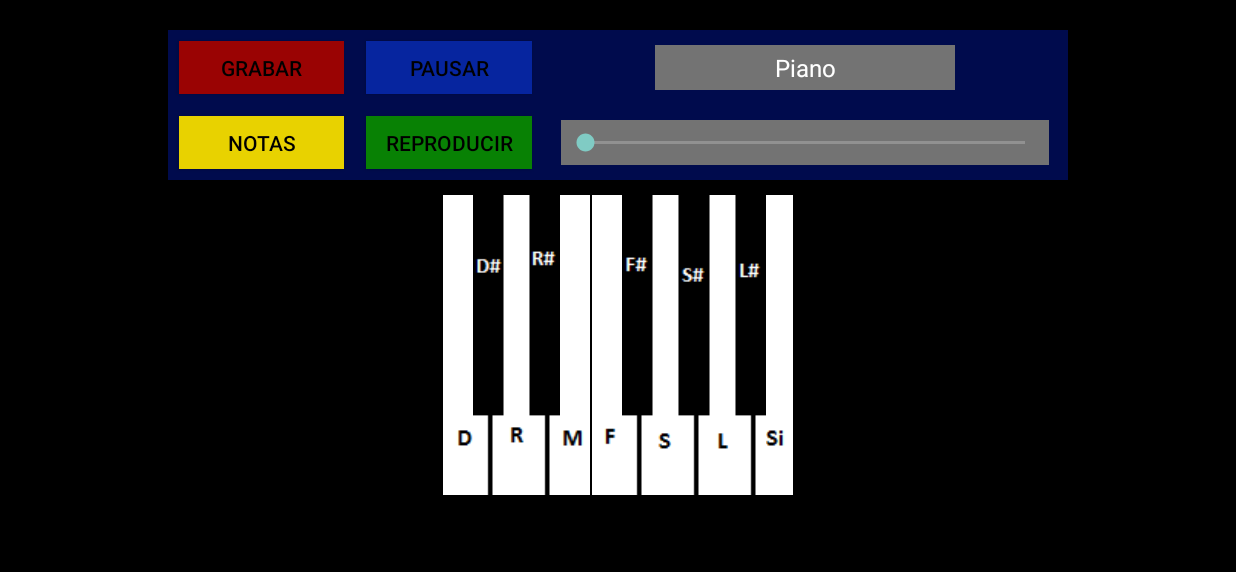
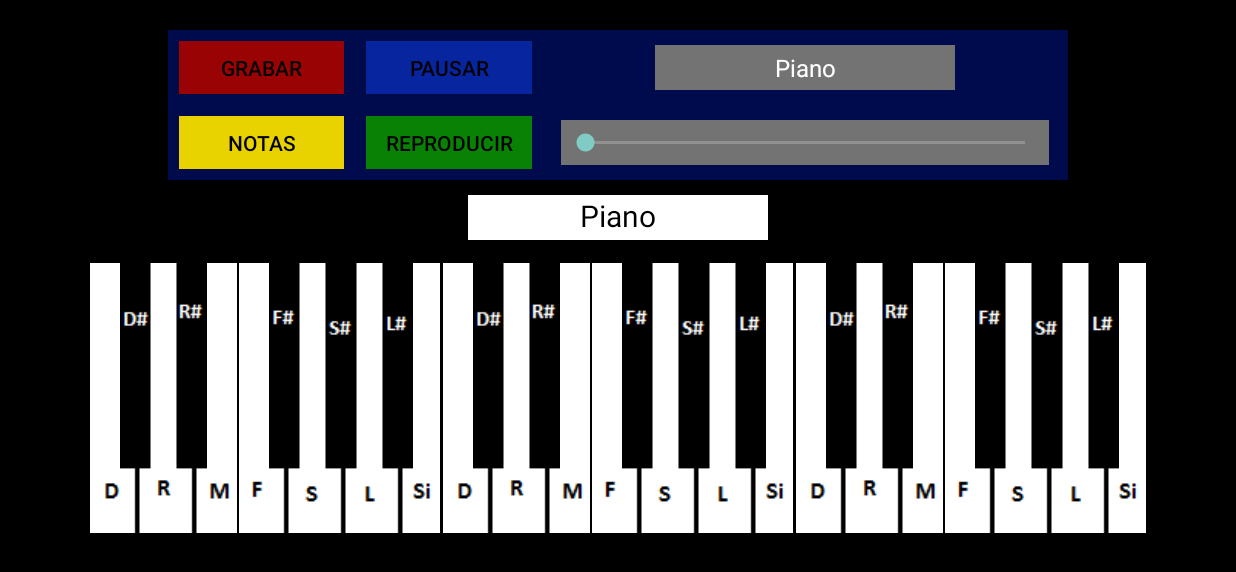
Before and after one commit to PabloZerpa/Orchestra, an Android app: the Piano screen opened directly, with no data from a screen before it, after a tap on "NOTAS", on a phone screen of 824 x 412 dp (held sideways). Shown: the top 572 px of the screen. Run offline under Robolectric (Android 15) with nearby library versions, the phone set to English and light mode, and no system bars.

Commit message:
Add animation for the intro, add screen and more key for the piano

```diff
--- a/app/build.gradle
+++ b/app/build.gradle
@@ -20,10 +20,10 @@ android {
             proguardFiles getDefaultProguardFile('proguard-android-optimize.txt'), 'proguard-rules.pro'
         }
     }
-
+    /*
     repositories {
         maven { url "https://jitpack.io" }
-    }
+    }*/
 
 }
 
@@ -36,5 +36,5 @@ dependencies {
     androidTestImplementation 'androidx.test.ext:junit:1.1.1'
     androidTestImplementation 'androidx.test.espresso:espresso-core:3.2.0'
 
-    implementation 'com.github.AppIntro:AppIntro:4.2.3'
+    //implementation 'com.github.AppIntro:AppIntro:4.2.3'
 }
--- a/app/src/main/java/com/example/piano/MainActivity.java
+++ b/app/src/main/java/com/example/piano/MainActivity.java
@@ -8,11 +8,11 @@ import android.view.View;
 import android.widget.ImageButton;
 import androidx.appcompat.app.AppCompatActivity;
 
-//Añadir pantalla con nivel de volumen y nota
+//Mejorar posicion de los nombres de las notas
+//Agregar notas mas agudas / graves a las octavas
+
 //Mejorar la reproduccion de las notas grabadas
-
 //Mejorar la UI (agregar botones personalizados)
-//Mejorar presentacion (ejecutar finish despues de unos segundos)
 
 public class MainActivity extends AppCompatActivity
 {
--- a/app/src/main/java/com/example/piano/Piano.java
+++ b/app/src/main/java/com/example/piano/Piano.java
@@ -1,6 +1,7 @@
 package com.example.piano;
 
 import android.Manifest;
+import android.annotation.SuppressLint;
 import android.app.Activity;
 import android.content.Context;
 import android.content.pm.PackageManager;
@@ -8,6 +9,7 @@ import android.media.AudioManager;
 import android.media.MediaPlayer;
 import android.media.MediaRecorder;
 import android.os.Bundle;
+import android.view.KeyEvent;
 import android.view.MotionEvent;
 import android.view.View;
 import android.widget.AdapterView;
@@ -16,20 +18,22 @@ import android.widget.Button;
 import android.widget.ImageButton;
 import android.widget.SeekBar;
 import android.widget.Spinner;
+import android.widget.TextView;
 import android.widget.Toast;
 import androidx.core.app.ActivityCompat;
 import androidx.core.content.ContextCompat;
 import java.util.LinkedList;
 
-// Si no, crear un archivo .wav
-// Escribir con flujos de datos las notas pulsadas mientras grabacion = true
-// Cerra el archivo y guardarlo al ejecutar el boton pausa
-// Reproducirlo en bucle
-
 public class Piano extends Activity
 {
     private ImageButton[] botonNota = new ImageButton[12];
+    private ImageButton[] botonNota2 = new ImageButton[12];
+    private ImageButton[] botonNota3 = new ImageButton[12];
+
     private int[] botonesId = {R.id.D,R.id.Ds,R.id.R,R.id.Rs,R.id.M,R.id.F,R.id.Fs,R.id.S,R.id.Ss,R.id.L,R.id.Ls,R.id.Si};
+    private int[] botonesId2 = {R.id.D2,R.id.Ds2,R.id.R2,R.id.Rs2,R.id.M2,R.id.F2,R.id.Fs2,R.id.S2,R.id.Ss2,R.id.L2,R.id.Ls2,R.id.Si2};
+    private int[] botonesId3 = {R.id.D3,R.id.Ds3,R.id.R3,R.id.Rs3,R.id.M3,R.id.F3,R.id.Fs3,R.id.S3,R.id.Ss3,R.id.L3,R.id.Ls3,R.id.Si3};
+
     private int[] piano = {R.raw.pianodo, R.raw.pianodos, R.raw.pianore, R.raw.pianores,R.raw.pianomi, R.raw.pianofa,
             R.raw.pianofas, R.raw.pianoso,R.raw.pianosos, R.raw.pianola, R.raw.pianolas, R.raw.pianossi};
     private int[] guitarra = {R.raw.guitarrad, R.raw.guitarrads, R.raw.guitarrar, R.raw.guitarrars,R.raw.guitarram, R.raw.guitarraf,
@@ -44,8 +48,8 @@ public class Piano extends Activity
     private AudioManager audio;
     private String instrumentoElegido = "Piano";
     private String[] valores = {"Piano","Guitarra","Bateria","Flauta","Trompeta"};
-    private boolean estadoGrabacion = false, estadoReproduccion = false;
-    private int  posicion = 0;
+    private boolean estadoGrabacion = false, estadoReproduccion = false, mostrar = false;
+    private TextView pantalla;
 
     LinkedList z = new LinkedList();
 
@@ -61,7 +65,6 @@ public class Piano extends Activity
     //--------------------Imagenes presionadas sin las notas------------------------------------
     private int[] imagenPSinNotas = {R.drawable.nip,R.drawable.na,R.drawable.nmp,R.drawable.na,R.drawable.ndp,R.drawable.nip,R.drawable.na,R.drawable.nmp,R.drawable.na,
                                      R.drawable.nmp,R.drawable.na,R.drawable.ndp};
-    private boolean mostrar = false;
 
     @Override
     protected void onCreate(Bundle savedInstanceState)
@@ -87,18 +90,20 @@ public class Piano extends Activity
     //-----------------------------Funcion para variar el volumen--------------------------------
     public void Volumen()
     {
+        pantalla = findViewById(R.id.pantalla);
         try
         {
-            SeekBar botonVolumen = findViewById(R.id.volumen);
+            final SeekBar botonVolumen = findViewById(R.id.volumen);
             audio = (AudioManager) getSystemService(Context.AUDIO_SERVICE);
             botonVolumen.setMax(audio.getStreamMaxVolume(AudioManager.STREAM_MUSIC));
             botonVolumen.setProgress(audio.getStreamVolume(AudioManager.STREAM_MUSIC));
             botonVolumen.setOnSeekBarChangeListener(new SeekBar.OnSeekBarChangeListener()
             {
                 @Override
-                public void onProgressChanged(SeekBar seekBar, int i, boolean b)
+                public void onProgressChanged(SeekBar seekBar, int progress, boolean fromUser)
                 {
-                    audio.setStreamVolume(AudioManager.STREAM_MUSIC, i, 0);
+                    audio.setStreamVolume(AudioManager.STREAM_MUSIC, progress, 0);
+                    pantalla.setText("" + progress);
                 }
                 @Override
                 public void onStartTrackingTouch(SeekBar seekBar) { }
@@ -111,6 +116,44 @@ public class Piano extends Activity
         {
             e.printStackTrace();
         }
+    }
+
+    public boolean onKeyDown(int keyCode, KeyEvent event) {
+
+        final SeekBar botonVolumen = (SeekBar) findViewById(R.id.volumen);
+        if (keyCode == KeyEvent.KEYCODE_VOLUME_UP)
+        {
+            int index = botonVolumen.getProgress();
+            botonVolumen.setProgress(index + 1);
+            return true;
+        } else if (keyCode == KeyEvent.KEYCODE_VOLUME_DOWN)
+        {
+            int index = botonVolumen.getProgress();
+            botonVolumen.setProgress(index - 1);
+            return true;
+        }
+        return super.onKeyDown(keyCode, event);
+    }
+
+    //-----------------------------Funcion para elegir instrumento------------------------------------
+    public void Instrumento()
+    {
+        pantalla = findViewById(R.id.pantalla);
+        Spinner instrumento = findViewById(R.id.instrumentos);
+        instrumento.setAdapter(new ArrayAdapter<>(this, android.R.layout.simple_spinner_item, valores));
+        instrumento.setOnItemSelectedListener(new AdapterView.OnItemSelectedListener() {
+
+            @Override
+            public void onItemSelected(AdapterView<?> adapterView, View view, int position, long id)
+            {
+                pantalla.setText((String) adapterView.getItemAtPosition(position));
+                instrumentoElegido = (String) adapterView.getItemAtPosition(position);
+                //Toast.makeText(adapterView.getContext(), (String) adapterView.getItemAtPosition(position), Toast.LENGTH_SHORT).show();
+            }
+
+            @Override
+            public void onNothingSelected(AdapterView<?> parent) {}
+        });
     }
 
     //----------------------------------Funcion para cambiar color a la tecla presionada-----------------------------
@@ -222,58 +265,25 @@ public class Piano extends Activity
             {
                 if(!mostrar)
                 {
-                    botonNota[0].setImageResource(imagenConNotas[0]);
-                    botonNota[1].setImageResource(imagenConNotas[1]);
-                    botonNota[2].setImageResource(imagenConNotas[2]);
-                    botonNota[3].setImageResource(imagenConNotas[3]);
-                    botonNota[4].setImageResource(imagenConNotas[4]);
-                    botonNota[5].setImageResource(imagenConNotas[5]);
-                    botonNota[6].setImageResource(imagenConNotas[6]);
-                    botonNota[7].setImageResource(imagenConNotas[7]);
-                    botonNota[8].setImageResource(imagenConNotas[8]);
-                    botonNota[9].setImageResource(imagenConNotas[9]);
-                    botonNota[10].setImageResource(imagenConNotas[10]);
-                    botonNota[11].setImageResource(imagenConNotas[11]);
-                    mostrar=true;
+                    for (int i = 0; i < 12; i++)
+                    {
+                        botonNota[i].setImageResource(imagenConNotas[i]);
+                        botonNota2[i].setImageResource(imagenConNotas[i]);
+                        botonNota3[i].setImageResource(imagenConNotas[i]);
+                    }
+                    mostrar = true;
                 }
                 else
                 {
-                    botonNota[0].setImageResource(imagenSinNotas[0]);
-                    botonNota[1].setImageResource(imagenSinNotas[1]);
-                    botonNota[2].setImageResource(imagenSinNotas[2]);
-                    botonNota[3].setImageResource(imagenSinNotas[3]);
-                    botonNota[4].setImageResource(imagenSinNotas[4]);
-                    botonNota[5].setImageResource(imagenSinNotas[5]);
-                    botonNota[6].setImageResource(imagenSinNotas[6]);
-                    botonNota[7].setImageResource(imagenSinNotas[7]);
-                    botonNota[8].setImageResource(imagenSinNotas[8]);
-                    botonNota[9].setImageResource(imagenSinNotas[9]);
-                    botonNota[10].setImageResource(imagenSinNotas[10]);
-                    botonNota[11].setImageResource(imagenSinNotas[11]);
-                    mostrar=false;
+                    for (int i = 0; i < 12; i++)
+                    {
+                        botonNota[i].setImageResource(imagenSinNotas[i]);
+                        botonNota2[i].setImageResource(imagenSinNotas[i]);
+                        botonNota3[i].setImageResource(imagenSinNotas[i]);
+                    }
+                    mostrar = false;
                 }
             }
-        });
-    }
-
-    //-----------------------------Funcion para elegir instrumento------------------------------------
-    public void Instrumento()
-    {
-        //private TextView pantalla;
-        Spinner instrumento = findViewById(R.id.instrumentos);
-        instrumento.setAdapter(new ArrayAdapter<>(this, android.R.layout.simple_spinner_item, valores));
-        instrumento.setOnItemSelectedListener(new AdapterView.OnItemSelectedListener() {
-
-            @Override
-            public void onItemSelected(AdapterView<?> adapterView, View view, int position, long id)
-            {
-                //pantalla.setText((String) adapterView.getItemAtPosition(position));
-                instrumentoElegido = (String) adapterView.getItemAtPosition(position);
-                //Toast.makeText(adapterView.getContext(), (String) adapterView.getItemAtPosition(position), Toast.LENGTH_SHORT).show();
-            }
-
-            @Override
-            public void onNothingSelected(AdapterView<?> parent) {}
         });
     }
 
@@ -343,8 +353,12 @@ public class Piano extends Activity
                     //Toast.makeText(getApplicationContext(), "El audio fue grabado con éxito", Toast.LENGTH_LONG).show();
                 }
                 else {
-                    //Cambiar la variable de control para parar el bucle
-                    Toast.makeText(getApplicationContext(), "Se detuvo la reproduccion", Toast.LENGTH_LONG).show();
+                    //Cambiar la variable de control para detener el bucle
+                    if(estadoReproduccion)
+                    {
+                        estadoReproduccion = false;
+                        Toast.makeText(getApplicationContext(), "Se detuvo la reproduccion", Toast.LENGTH_LONG).show();
+                    }
                 }
             }
         });
@@ -358,33 +372,37 @@ public class Piano extends Activity
             @Override
             public void onClick(View view)
             {
-                reproduccion();
+                if (!estadoReproduccion)
+                    estadoReproduccion = true;
+                else
+                    estadoReproduccion = false;
+
+                while(!estadoReproduccion)
+                {
+                    for (int i = 0; i < z.size(); i++)
+                    {
+                        final MediaPlayer mediaplayer = (MediaPlayer) z.get(i);
+                        final int x = i;
+
+                        mediaplayer.start();
+
+                        /*
+                        //if (mediaplayer.isPlaying() == false)
+                        mediaplayer.setOnCompletionListener(new MediaPlayer.OnCompletionListener()
+                        {
+                            @Override
+                            public void onCompletion(MediaPlayer mp)
+                            {
+                                //Cuando acabe hara esta accion
+                                mp = (MediaPlayer) z.get(x);
+                                mp.start();
+                            }
+                        });*/
+                    }
+                    Toast.makeText(getApplicationContext(), "Reproducción de audio", Toast.LENGTH_LONG).show();
+                }
             }
         });
-    }
-
-    public void reproduccion()
-    {
-        if(estadoReproduccion == false)
-        {
-            for (int i = 0; i < z.size(); i++) {
-                final MediaPlayer mediaplayer = (MediaPlayer) z.get(i);
-                final int x = i;
-                mediaplayer.start();
-                mediaplayer.setOnCompletionListener(new MediaPlayer.OnCompletionListener() {
-                    @Override
-                    public void onCompletion(MediaPlayer mp) {
-                        //Cuando acabe hara esta accion
-                        mp = (MediaPlayer) z.get(x+1);
-                        mp.start();
-                    }
-                });
-            }
-            Toast.makeText(getApplicationContext(), "Reproducción de audio", Toast.LENGTH_LONG).show();
-            estadoReproduccion = true;
-        }
-        else
-            estadoReproduccion = false;
     }
 
     public void destruir(MediaPlayer mp)
@@ -402,14 +420,14 @@ public class Piano extends Activity
 
     public void pausar(MediaPlayer mp) {
         if(mp != null && mp.isPlaying()) {
-            posicion = mp.getCurrentPosition();
+            //posicion = mp.getCurrentPosition();
             mp.pause();
         }
     }
 
     public void continuar(MediaPlayer mp) {
         if(mp != null && mp.isPlaying()==false) {
-            mp.seekTo(posicion);
+            //mp.seekTo(posicion);
             mp.start();
         }
     }
@@ -417,12 +435,14 @@ public class Piano extends Activity
     public void detener(MediaPlayer mp) {
         if(mp != null) {
             mp.stop();
-            posicion = 0;
+            //posicion = 0;
         }
     }
 
     public void Nota(final int i)
     {
+        pantalla = findViewById(R.id.pantalla);
+
         botonNota[i].setOnTouchListener(new View.OnTouchListener()
         {
             @Override
@@ -431,8 +451,55 @@ public class Piano extends Activity
                 if(event.getAction() == MotionEvent.ACTION_DOWN)
                 {
                     //boton presionado
+                    if(i == 0 || i == 2 || i == 4 || i == 5 || i == 7 || i == 9 || i == 11){
+                        Presion(i);
+                        pantalla.setText(getName(i));
+                    }
+                    inicializarPlayer(i,instrumentoElegido);
+                } else if (event.getAction() == MotionEvent.ACTION_UP)
+                {
+                    //boton liberado
                     if(i == 0 || i == 2 || i == 4 || i == 5 || i == 7 || i == 9 || i == 11)
+                        Soltar(i);
+                }
+                return true;
+            }
+        });
+        botonNota2[i].setOnTouchListener(new View.OnTouchListener()
+        {
+            @Override
+            public boolean onTouch(View v, MotionEvent event)
+            {
+                if(event.getAction() == MotionEvent.ACTION_DOWN) {
+                    //boton presionado
+                    if (i == 0 || i == 2 || i == 4 || i == 5 || i == 7 || i == 9 || i == 11)
+                    {
                         Presion(i);
+                        pantalla.setText(getName(i));
+                    }
+                    inicializarPlayer(i,instrumentoElegido);
+                } else if (event.getAction() == MotionEvent.ACTION_UP)
+                {
+                    //boton liberado
+                    if(i == 0 || i == 2 || i == 4 || i == 5 || i == 7 || i == 9 || i == 11)
+                        Soltar(i);
+                }
+                return true;
+            }
+        });
+        botonNota3[i].setOnTouchListener(new View.OnTouchListener()
+        {
+            @Override
+            public boolean onTouch(View v, MotionEvent event)
+            {
+                if(event.getAction() == MotionEvent.ACTION_DOWN)
+                {
+                    //boton presionado
+                    if(i == 0 || i == 2 || i == 4 || i == 5 || i == 7 || i == 9 || i == 11)
+                    {
+                        Presion(i);
+                        pantalla.setText(getName(i));
+                    }
                     inicializarPlayer(i,instrumentoElegido);
                 } else if (event.getAction() == MotionEvent.ACTION_UP)
                 {
@@ -445,11 +512,41 @@ public class Piano extends Activity
         });
     }
 
+    public String getName(int i)
+    {
+        if (i==0)
+            return "Do";
+        else if (i==1)
+            return "Do#";
+        else if (i==2)
+            return "Re";
+        else if (i==3)
+            return "Re#";
+        else if (i==4)
+            return "Mi";
+        else if (i==5)
+            return "Fa";
+        else if (i==6)
+            return "Fa#";
+        else if (i==7)
+            return "Sol";
+        else if (i==8)
+            return "Sol#";
+        else if (i==9)
+            return "La";
+        else if (i==10)
+            return "La#";
+        else
+            return "Si";
+    }
+
     public void Sonar()
     {
         for(int i=0; i<12; i++)
         {
             botonNota[i] = findViewById(botonesId[i]);
+            botonNota2[i] = findViewById(botonesId2[i]);
+            botonNota3[i] = findViewById(botonesId3[i]);
         }
 
         Nota(0);
--- a/app/src/main/res/layout/piano.xml
+++ b/app/src/main/res/layout/piano.xml
@@ -67,9 +67,16 @@
 
     </LinearLayout>
 
+    <TextView
+        android:id="@+id/pantalla"
+        style="@style/Pantalla" />
+
+
     <TableRow
         android:id="@+id/Notas"
         style="@style/layoutNotas" >
+
+        <!-- **************************PRIMERA OCTAVA******************************** -->
 
         <ImageButton
             android:id="@+id/D"
@@ -119,6 +126,112 @@
             android:id="@+id/Si"
             style="@style/Nota2" />
 
+        <Space
+            android:layout_width="2dp" />
+
+        <!-- **************************SEGUNDA OCTAVA******************************** -->
+
+        <ImageButton
+            android:id="@+id/D2"
+            style="@style/Nota1" />
+
+        <ImageButton
+            android:id="@+id/Ds2"
+            style="@style/NotaAlt" />
+
+        <ImageButton
+            android:id="@+id/R2"
+            style="@style/Nota2" />
+
+        <ImageButton
+            android:id="@+id/Rs2"
+            style="@style/NotaAlt" />
+
+        <ImageButton
+            android:id="@+id/M2"
+            style="@style/Nota3" />
+
+        <ImageButton
+            android:id="@+id/F2"
+            style="@style/Nota1" />
+
+        <ImageButton
+            android:id="@+id/Fs2"
+            style="@style/NotaAlt" />
+
+        <ImageButton
+            android:id="@+id/S2"
+            style="@style/Nota2" />
+
+        <ImageButton
+            android:id="@+id/Ss2"
+            style="@style/NotaAlt" />
+
+        <ImageButton
+            android:id="@+id/L2"
+            style="@style/Nota2" />
+
+        <ImageButton
+            android:id="@+id/Ls2"
+            style="@style/NotaAlt" />
+
+        <ImageButton
+            android:id="@+id/Si2"
+            style="@style/Nota2" />
+
+        <Space
+            android:layout_width="2dp" />
+
+        <!-- **************************TERCERA OCTAVA******************************** -->
+
+        <ImageButton
+            android:id="@+id/D3"
+            style="@style/Nota1" />
+
+        <ImageButton
+            android:id="@+id/Ds3"
+            style="@style/NotaAlt" />
+
+        <ImageButton
+            android:id="@+id/R3"
+            style="@style/Nota2" />
+
+        <ImageButton
+            android:id="@+id/Rs3"
+            style="@style/NotaAlt" />
+
+        <ImageButton
+            android:id="@+id/M3"
+            style="@style/Nota3" />
+
+        <ImageButton
+            android:id="@+id/F3"
+            style="@style/Nota1" />
+
+        <ImageButton
+            android:id="@+id/Fs3"
+            style="@style/NotaAlt" />
+
+        <ImageButton
+            android:id="@+id/S3"
+            style="@style/Nota2" />
+
+        <ImageButton
+            android:id="@+id/Ss3"
+            style="@style/NotaAlt" />
+
+        <ImageButton
+            android:id="@+id/L3"
+            style="@style/Nota2" />
+
+        <ImageButton
+            android:id="@+id/Ls3"
+            style="@style/NotaAlt" />
+
+        <ImageButton
+            android:id="@+id/Si3"
+            style="@style/Nota2" />
+
     </TableRow>
 
 </LinearLayout>
--- a/app/src/main/res/values/styles.xml
+++ b/app/src/main/res/values/styles.xml
@@ -98,17 +98,29 @@
         <item name="android:onClick">Volumen</item>
     </style>
 
+    <style name="Pantalla">
+        <item name="android:layout_width">200dp</item>
+        <item name="android:layout_height">30dp</item>
+        <item name="android:layout_gravity">center</item>
+        <item name="android:layout_margin">10dp</item>
+        <item name="android:orientation">horizontal</item>
+        <item name="android:background">@color/White</item>
+        <item name="android:textColor">@color/Black</item>
+        <item name="android:textAlignment">center</item>
+        <item name="android:textSize">20sp</item>
+    </style>
+
     <style name="layoutNotas">
         <item name="android:layout_width">wrap_content</item>
-        <item name="android:layout_height">200dp</item>
+        <item name="android:layout_height">180dp</item>
         <item name="android:layout_gravity">center</item>
-        <item name="android:layout_marginTop">10dp</item>
+        <item name="android:layout_marginTop">5dp</item>
         <item name="android:orientation">vertical</item>
     </style>
 
     <style name="Nota1">
         <item name="android:layout_width">20dp</item>
-        <item name="android:layout_height">200dp</item>
+        <item name="android:layout_height">180dp</item>
         <item name="android:layout_weight">1</item>
         <item name="android:src">@drawable/ni</item>
         <item name="android:onClick">Sonar</item>
@@ -116,7 +128,7 @@
 
     <style name="Nota2">
         <item name="android:layout_width">18dp</item>
-        <item name="android:layout_height">200dp</item>
+        <item name="android:layout_height">180dp</item>
         <item name="android:layout_weight">1</item>
         <item name="android:src">@drawable/nm</item>
         <item name="android:onClick">Sonar</item>
@@ -124,7 +136,7 @@
 
     <style name="Nota3">
         <item name="android:layout_width">20dp</item>
-        <item name="android:layout_height">200dp</item>
+        <item name="android:layout_height">180dp</item>
         <item name="android:layout_weight">1</item>
         <item name="android:layout_marginRight">1dp</item>
         <item name="android:src">@drawable/nd</item>
@@ -133,7 +145,7 @@
 
     <style name="NotaAlt">
         <item name="android:layout_width">20dp</item>
-        <item name="android:layout_height">200dp</item>
+        <item name="android:layout_height">180dp</item>
         <item name="android:layout_weight">1</item>
         <item name="android:src">@drawable/na</item>
         <item name="android:onClick">Sonar</item>
```
Also changed, not shown: app/src/main/java/com/example/piano/Intro.java (+78 -7 lines), app/src/main/res/drawable/fondo.xml (added, +14 -0 lines), app/src/main/res/layout/start.xml (added, +26 -0 lines).
